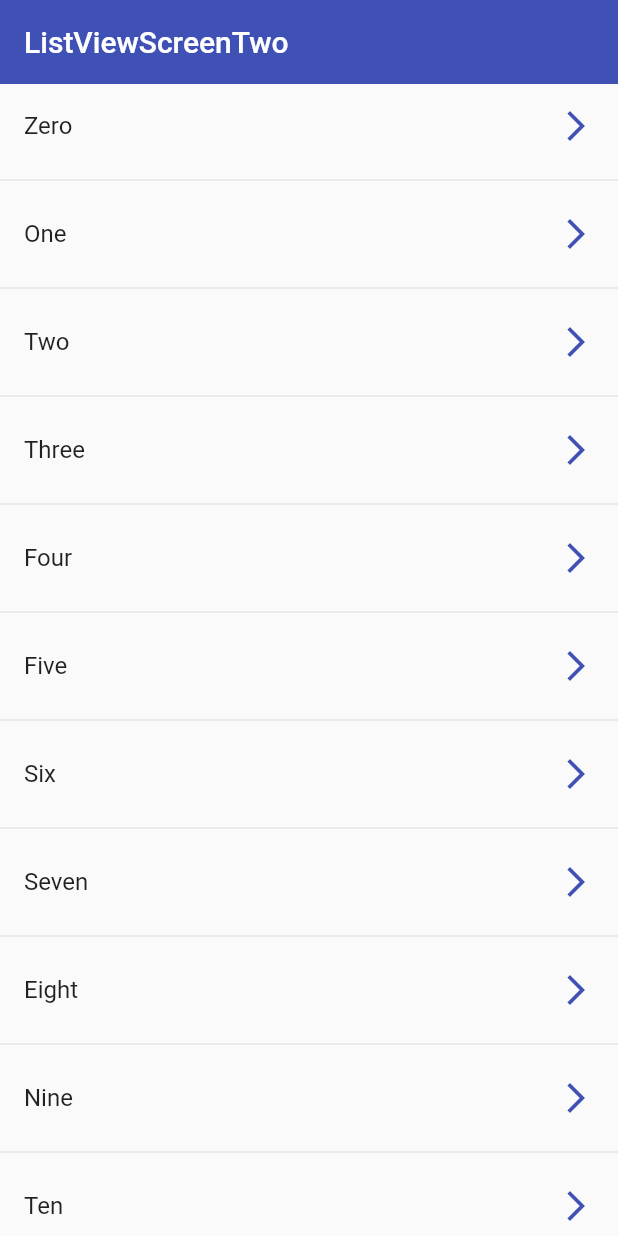
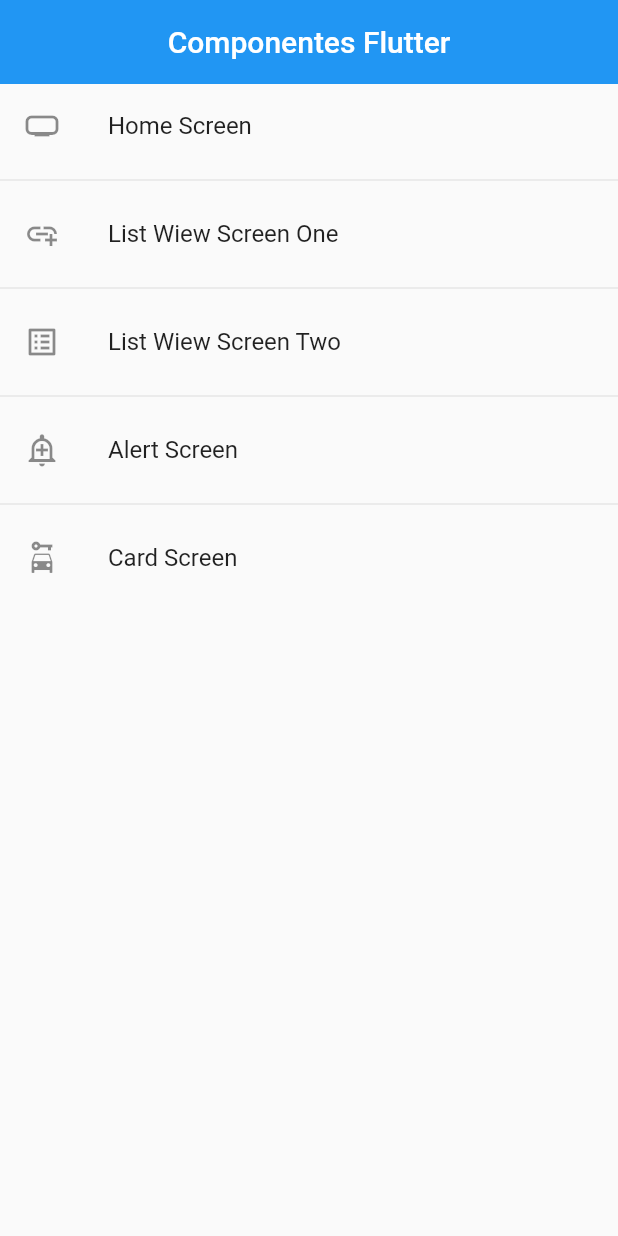
Before and after one commit to francmarin98/flutter_components_app, a Flutter app: the screen it shows after launch, on a phone screen of 412 x 824 dp. Run offline on Flutter 3.47's test engine with Material 2 defaults, Android fonts, the phone set to English and light mode, and no system bars.

Commit message:
Learn about flutter navigations and best practices for handling even a dynamic navigation system.

```diff
--- a/lib/main.dart
+++ b/lib/main.dart
@@ -1,6 +1,5 @@
-// import 'package:components_app/screens/listview_screen_one.dart';
-import 'package:components_app/screens/listview_screen_two.dart';
 import 'package:flutter/material.dart';
+import 'package:components_app/router/app_router.dart';
 
 void main() => runApp(const MyApp());
 
@@ -9,9 +8,12 @@ class MyApp extends StatelessWidget {
 
   @override
   Widget build(BuildContext context) {
-    return const MaterialApp(
-        debugShowCheckedModeBanner: false,
-        title: 'Material App',
-        home: ListViewScreenTwo());
+    return MaterialApp(
+      debugShowCheckedModeBanner: false,
+      title: 'Components App',
+      initialRoute: AppRouter.initialRoute,
+      routes: AppRouter.getAppRoutes(),
+      onGenerateRoute: AppRouter.onGenerateRoute,
+    );
   }
 }
--- /dev/null
+++ b/lib/models/menu_options.dart
@@ -0,0 +1,14 @@
+import 'package:flutter/material.dart' show IconData, Widget;
+
+class MenuOptions {
+  final String label;
+  final IconData icon;
+  final String routeName;
+  final Widget screen;
+
+  MenuOptions(
+      {required this.label,
+      required this.icon,
+      required this.routeName,
+      required this.screen});
+}
--- /dev/null
+++ b/lib/models/models.dart
@@ -0,0 +1 @@
+export 'package:components_app/models/menu_options.dart';
--- /dev/null
+++ b/lib/router/app_router.dart
@@ -0,0 +1,53 @@
+import 'package:components_app/models/menu_options.dart';
+import 'package:components_app/screens/screens.dart';
+import 'package:flutter/material.dart';
+
+class AppRouter {
+  static const initialRoute = 'home';
+  static final menuOptions = <MenuOptions>[
+    MenuOptions(
+        label: 'Home Screen',
+        icon: Icons.home_max_outlined,
+        routeName: 'home',
+        screen: const HomeScreen()),
+    MenuOptions(
+        label: 'List Wiew Screen One',
+        icon: Icons.add_link_outlined,
+        routeName: 'listviewone',
+        screen: const ListViewScreenOne()),
+    MenuOptions(
+        label: 'List Wiew Screen Two',
+        icon: Icons.list_alt_outlined,
+        routeName: 'listviewtwo',
+        screen: const ListViewScreenTwo()),
+    MenuOptions(
+        label: 'Alert Screen',
+        icon: Icons.add_alert_outlined,
+        routeName: 'alerts',
+        screen: const AlertScreen()),
+    MenuOptions(
+        label: 'Card Screen',
+        icon: Icons.car_rental,
+        routeName: 'cards',
+        screen: const CardScreen()),
+  ];
+
+  static Map<String, Widget Function(BuildContext)> getAppRoutes() {
+    Map<String, Widget Function(BuildContext)> appRoutes = {};
+
+    for (final option in menuOptions) {
+      appRoutes
+          .addAll({option.routeName: (BuildContext context) => option.screen});
+    }
+
+    return appRoutes;
+  }
+
+  static Route<dynamic> onGenerateRoute(RouteSettings settings) {
+    return MaterialPageRoute(builder: (context) => const ListViewScreenTwo());
+  }
+}
+
+
+
+  // 'homescreen': (BuildContext context) => const HomeScreen(),
--- /dev/null
+++ b/lib/screens/alert_screen.dart
@@ -0,0 +1,10 @@
+import 'package:flutter/material.dart';
+
+class AlertScreen extends StatelessWidget {
+  const AlertScreen({Key? key}) : super(key: key);
+
+  @override
+  Widget build(BuildContext context) {
+    return const Scaffold();
+  }
+}
--- /dev/null
+++ b/lib/screens/card_screen.dart
@@ -0,0 +1,10 @@
+import 'package:flutter/material.dart';
+
+class CardScreen extends StatelessWidget {
+  const CardScreen({Key? key}) : super(key: key);
+
+  @override
+  Widget build(BuildContext context) {
+    return const Scaffold();
+  }
+}
--- /dev/null
+++ b/lib/screens/home_screen.dart
@@ -0,0 +1,39 @@
+import 'package:components_app/router/app_router.dart';
+import 'package:flutter/material.dart';
+
+class HomeScreen extends StatelessWidget {
+  const HomeScreen({Key? key}) : super(key: key);
+
+  @override
+  Widget build(BuildContext context) {
+    final menuOptions = AppRouter.menuOptions;
+
+    return Scaffold(
+      appBar: AppBar(
+        title: const Text("Componentes Flutter"),
+        elevation: 0,
+        centerTitle: true,
+      ),
+      body: ListView.separated(
+        itemCount: menuOptions.length,
+        separatorBuilder: (BuildContext context, int index) {
+          return const Divider();
+        },
+        itemBuilder: (BuildContext context, int index) {
+          return ListTile(
+            leading: Icon(menuOptions[index].icon),
+            title: Text(menuOptions[index].label),
+            onTap: () {
+              // final route = MaterialPageRoute(builder: (context) {
+              //   return const ListViewScreenTwo();
+              // });
+              // Navigator.push(context, route);
+
+              Navigator.pushNamed(context, menuOptions[index].routeName);
+            },
+          );
+        },
+      ),
+    );
+  }
+}
--- /dev/null
+++ b/lib/screens/screens.dart
@@ -0,0 +1,5 @@
+export 'package:components_app/screens/alert_screen.dart';
+export 'package:components_app/screens/card_screen.dart';
+export 'package:components_app/screens/listview_screen_one.dart';
+export 'package:components_app/screens/listview_screen_two.dart';
+export 'package:components_app/screens/home_screen.dart';
```
